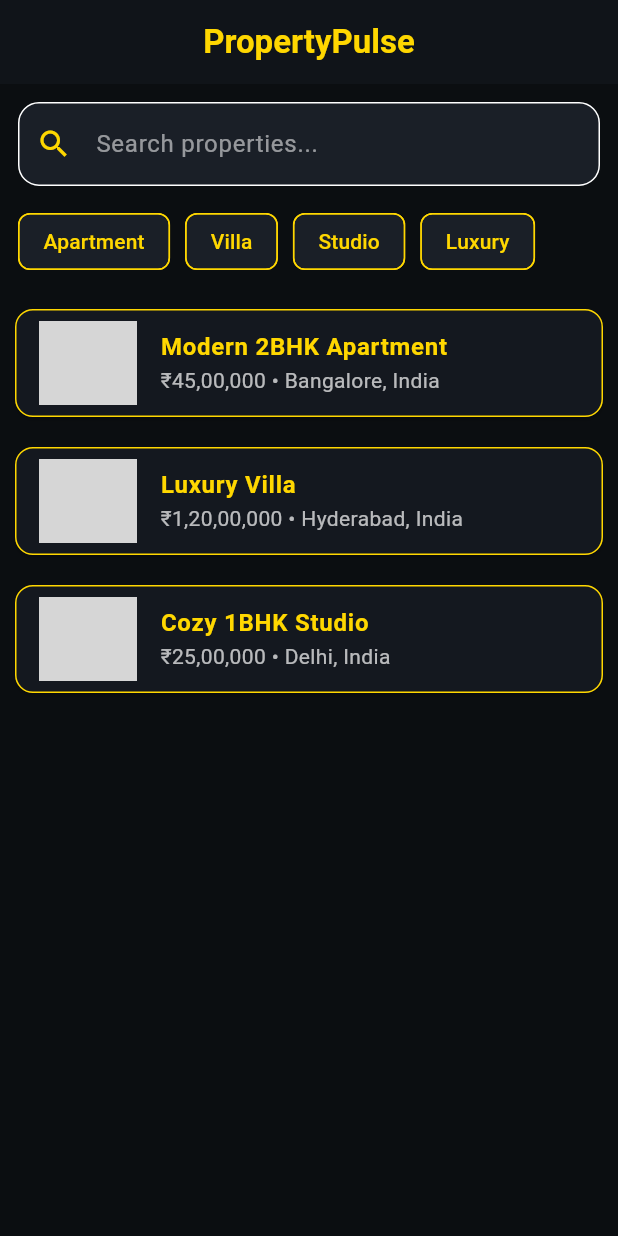
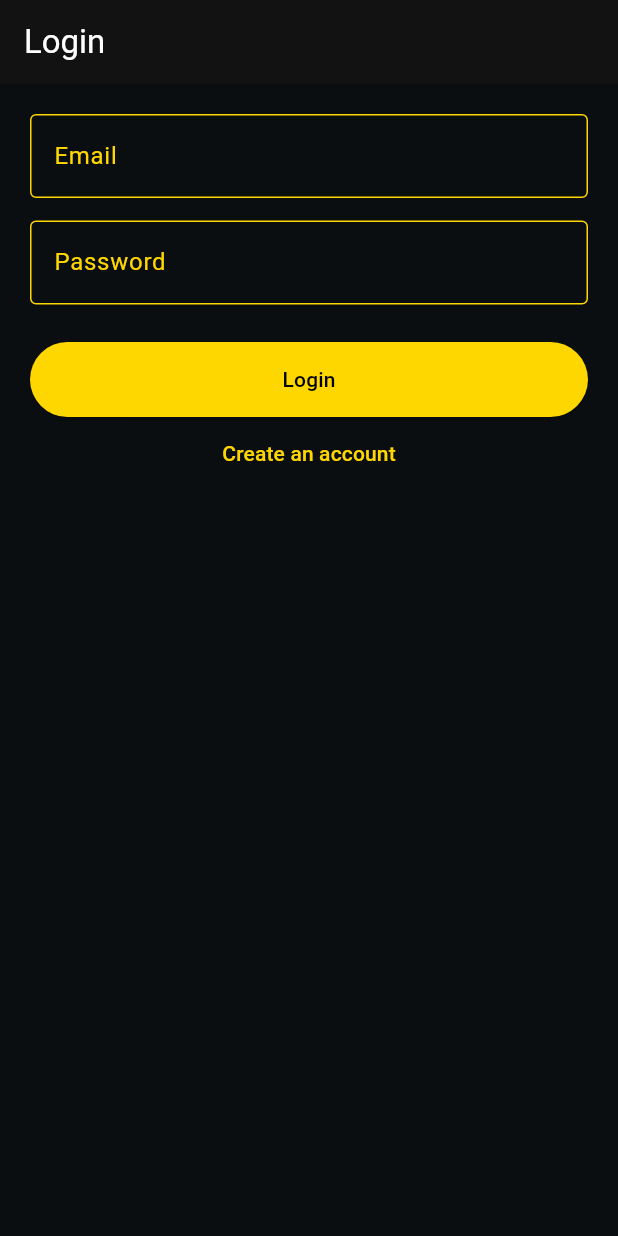
Before and after one commit to adithya-11/Property_pulse, a Flutter app: the screen it shows after launch, on a phone screen of 412 x 824 dp. Run offline on Flutter 3.47's test engine with Material 3 defaults, Android fonts, the phone set to English and light mode, and no system bars; grey boxes are pictures that could not be loaded.

Commit message:
logo nd login page UI

```diff
--- a/lib/main.dart
+++ b/lib/main.dart
@@ -15,31 +15,188 @@ class PropertyPulseApp extends StatelessWidget {
         primaryColor: Colors.blueAccent,
         colorScheme: const ColorScheme.dark(
           primary: Colors.blueAccent,
-          secondary: Color(0xFFFFD700), // Gold
-        ),
-        appBarTheme: const AppBarTheme(
-          backgroundColor: Color(0xFF101419),
-          titleTextStyle: TextStyle(
-            color: Color(0xFFFFD700),
-            fontSize: 22,
-            fontWeight: FontWeight.bold,
+          secondary: Color(0xFFFFD700),
         ),
       ),
-      ),
-      home: HomeScreen(),
+      home: SplashScreen(),
     );
   }
 }
 
+class SplashScreen extends StatefulWidget {
+  @override
+  State<SplashScreen> createState() => _SplashScreenState();
+}
+
+class _SplashScreenState extends State<SplashScreen> {
+  double opacity = 0;
+
+  @override
+  void initState() {
+    super.initState();
+
+    Future.delayed(const Duration(milliseconds: 300), () {
+      setState(() => opacity = 1);
+    });
+
+    Future.delayed(const Duration(seconds: 3), () {
+      Navigator.pushReplacement(
+        context,
+        MaterialPageRoute(builder: (_) => LoginScreen()),
+      );
+    });
+  }
+
+  @override
+  Widget build(BuildContext context) {
+    return Scaffold(
+      body: Center(
+        child: AnimatedOpacity(
+          opacity: opacity,
+          duration: const Duration(seconds: 2),
+          child: Column(
+            mainAxisAlignment: MainAxisAlignment.center,
+            children: const [
+              Icon(Icons.house_rounded,
+                  color: Color(0xFFFFD700), size: 90),
+              SizedBox(height: 20),
+              Text(
+                "PropertyPulse",
+                style: TextStyle(
+                  color: Color(0xFFFFD700),
+                  fontSize: 30,
+                  fontWeight: FontWeight.bold,
+                ),
+              ),
+            ],
+          ),
+        ),
+      ),
+    );
+  }
+}
+
+
+class LoginScreen extends StatelessWidget {
+  final TextEditingController email = TextEditingController();
+  final TextEditingController pass = TextEditingController();
+
+  @override
+  Widget build(BuildContext context) {
+    return Scaffold(
+      appBar: AppBar(title: const Text("Login")),
+      body: Padding(
+        padding: const EdgeInsets.all(20),
+        child: Column(
+          children: [
+            _inputField("Email", email),
+            const SizedBox(height: 15),
+            _inputField("Password", pass, isPass: true),
+
+            const SizedBox(height: 25),
+
+            ElevatedButton(
+              style: ElevatedButton.styleFrom(
+                backgroundColor: const Color(0xFFFFD700),
+                foregroundColor: Colors.black,
+                minimumSize: const Size(double.infinity, 50),
+              ),
+              onPressed: () {
+                Navigator.pushReplacement(
+                  context,
+                  MaterialPageRoute(builder: (_) => HomeScreen()),
+                );
+              },
+              child: const Text("Login"),
+            ),
+
+            TextButton(
+              onPressed: () {
+                Navigator.push(
+                  context,
+                  MaterialPageRoute(builder: (_) => SignupScreen()),
+                );
+              },
+              child: const Text(
+                "Create an account",
+                style: TextStyle(color: Color(0xFFFFD700)),
+              ),
+            )
+          ],
+        ),
+      ),
+    );
+  }
+}
+
+class SignupScreen extends StatelessWidget {
+  final TextEditingController name = TextEditingController();
+  final TextEditingController email = TextEditingController();
+  final TextEditingController pass = TextEditingController();
+
+  @override
+  Widget build(BuildContext context) {
+    return Scaffold(
+      appBar: AppBar(title: const Text("Sign Up")),
+      body: Padding(
+        padding: const EdgeInsets.all(20),
+        child: Column(
+          children: [
+            _inputField("Full Name", name),
+            const SizedBox(height: 15),
+            _inputField("Email", email),
+            const SizedBox(height: 15),
+            _inputField("Password", pass, isPass: true),
+
+            const SizedBox(height: 25),
+
+            ElevatedButton(
+              style: ElevatedButton.styleFrom(
+                backgroundColor: const Color(0xFFFFD700),
+                foregroundColor: Colors.black,
+                minimumSize: const Size(double.infinity, 50),
+              ),
+              onPressed: () {
+                Navigator.pushReplacement(
+                  context,
+                  MaterialPageRoute(builder: (_) => HomeScreen()),
+                );
+              },
+              child: const Text("Create Account"),
+            ),
+          ],
+        ),
+      ),
+    );
+  }
+}
+
+Widget _inputField(String label, TextEditingController controller,
+    {bool isPass = false}) {
+  return TextField(
+    controller: controller,
+    obscureText: isPass,
+    decoration: InputDecoration(
+      labelText: label,
+      labelStyle: const TextStyle(color: Color(0xFFFFD700)),
+      enabledBorder: const OutlineInputBorder(
+        borderSide: BorderSide(color: Color(0xFFFFD700)),
+      ),
+      focusedBorder: const OutlineInputBorder(
+        borderSide: BorderSide(color: Colors.blueAccent),
+      ),
+    ),
+    style: const TextStyle(color: Colors.white),
+  );
+}
+
 class Property {
-  final int id;
   final String title;
   final String price;
   final String location;
   final String image;
 
   Property({
-    required this.id,
     required this.title,
     required this.price,
     required this.location,
@@ -51,32 +208,26 @@ class PropertyService {
   static List<Property> getProperties() {
     return [
       Property(
-        id: 1,
-        title: "Modern 2BHK Apartment",
-        price: "₹45,00,000",
-        location: "Bangalore, India",
-        image: "https://via.placeholder.com/400",
-      ),
+          title: "Luxury Penthouse",
+          price: "\$1,200,000",
+          location: "New York, NY",
+          image: "https://via.placeholder.com/400"),
       Property(
-        id: 2,
-        title: "Luxury Villa",
-        price: "₹1,20,00,000",
-        location: "Hyderabad, India",
-        image: "https://via.placeholder.com/400",
-      ),
+          title: "Modern 3BHK Condo",
+          price: "\$650,000",
+          location: "Los Angeles, CA",
+          image: "https://via.placeholder.com/400"),
       Property(
-        id: 3,
-        title: "Cozy 1BHK Studio",
-        price: "₹25,00,000",
-        location: "Delhi, India",
-        image: "https://via.placeholder.com/400",
-      ),
+          title: "Cozy Studio Apartment",
+          price: "\$220,000",
+          location: "Miami, FL",
+          image: "https://via.placeholder.com/400"),
     ];
   }
 }
 
 class HomeScreen extends StatelessWidget {
-  final List<Property> properties = PropertyService.getProperties();
+  final properties = PropertyService.getProperties();
 
   @override
   Widget build(BuildContext context) {
@@ -85,155 +236,29 @@ class HomeScreen extends StatelessWidget {
         title: const Text("PropertyPulse"),
         centerTitle: true,
       ),
-
-      body: Column(
-        children: [
-
-          Padding(
-            padding: const EdgeInsets.all(12.0),
-            child: TextField(
-              style: const TextStyle(color: Colors.white),
-              decoration: InputDecoration(
-                hintText: "Search properties...",
-                hintStyle: const TextStyle(color: Colors.white54),
-                filled: true,
-                fillColor: const Color(0xFF1A1F27),
-                prefixIcon: const Icon(Icons.search, color: Color(0xFFFFD700)),
-                border: OutlineInputBorder(
-                  borderRadius: BorderRadius.circular(14),
-                  borderSide: const BorderSide(color: Color(0xFFFFD700)),
-                ),
-              ),
-            ),
-          ),
-
-          SizedBox(
-            height: 50,
-            child: ListView(
-              scrollDirection: Axis.horizontal,
-              padding: const EdgeInsets.only(left: 12),
-              children: const [
-                FilterChipItem(label: "Apartment"),
-                FilterChipItem(label: "Villa"),
-                FilterChipItem(label: "Studio"),
-                FilterChipItem(label: "Luxury"),
-              ],
-            ),
-          ),
-
-          const SizedBox(height: 10),
-
-          Expanded(
-            child: ListView.builder(
+      body: ListView.builder(
         itemCount: properties.length,
         itemBuilder: (context, index) {
-                final property = properties[index];
-
-                return GestureDetector(
-                  onTap: () {
-                    Navigator.push(
-                      context,
-                      MaterialPageRoute(
-                        builder: (_) => PropertyDetailScreen(property: property),
-                      ),
-                    );
-                  },
-                  child: Card(
+          final p = properties[index];
+          return Card(
+            margin: const EdgeInsets.all(10),
             color: const Color(0xFF14181F),
             shape: RoundedRectangleBorder(
               borderRadius: BorderRadius.circular(12),
-                      side: const BorderSide(
-                        color: Color(0xFFFFD700),
-                        width: 1,
+              side: const BorderSide(color: Color(0xFFFFD700), width: 1),
             ),
-                    ),
-                    margin: const EdgeInsets.all(10),
             child: ListTile(
-                      leading: Image.network(
-                        property.image,
-                        width: 65,
-                        height: 65,
-                        fit: BoxFit.cover,
-                      ),
-                      title: Text(
-                        property.title,
+              leading: Image.network(p.image, width: 60, fit: BoxFit.cover),
+              title: Text(p.title,
                   style: const TextStyle(
                       color: Color(0xFFFFD700),
-                          fontWeight: FontWeight.bold,
-                        ),
-                      ),
-                      subtitle: Text(
-                        "${property.price} • ${property.location}",
-                        style: const TextStyle(color: Colors.white70),
-                      ),
-                    ),
+                      fontWeight: FontWeight.bold)),
+              subtitle: Text("${p.price} • ${p.location}",
+                  style: const TextStyle(color: Colors.white70)),
             ),
           );
         },
       ),
-          ),
-        ],
-      ),
     );
   }
 }
-
-class FilterChipItem extends StatelessWidget {
-  final String label;
-
-  const FilterChipItem({required this.label});
-
-  @override
-  Widget build(BuildContext context) {
-    return Container(
-      margin: const EdgeInsets.only(right: 10),
-      child: Chip(
-        label: Text(label),
-        labelStyle: const TextStyle(color: Color(0xFFFFD700)),
-        backgroundColor: const Color(0xFF1A1F27),
-        side: const BorderSide(color: Color(0xFFFFD700)),
-      ),
-    );
-  }
-}
-
-class PropertyDetailScreen extends StatelessWidget {
-  final Property property;
-
-  const PropertyDetailScreen({required this.property});
-
-  @override
-  Widget build(BuildContext context) {
-    return Scaffold(
-      appBar: AppBar(
-        title: Text(property.title),
-      ),
-      body: Column(
-        crossAxisAlignment: CrossAxisAlignment.start,
-        children: [
-          Image.network(property.image, width: double.infinity, height: 220, fit: BoxFit.cover),
-
-          Padding(
-            padding: const EdgeInsets.all(16.0),
-            child: Text(
-              property.title,
-              style: const TextStyle(
-                fontSize: 24,
-                color: Color(0xFFFFD700),
-                fontWeight: FontWeight.bold,
-              ),
-            ),
-          ),
-
-          Padding(
-            padding: const EdgeInsets.symmetric(horizontal: 16),
-            child: Text(
-              "${property.price}\n${property.location}",
-              style: const TextStyle(fontSize: 16, color: Colors.white70),
-            ),
-          )
-        ],
-      ),
-    );
-  }
-}
```
Lines whose indentation alone changed are shown as unchanged.
